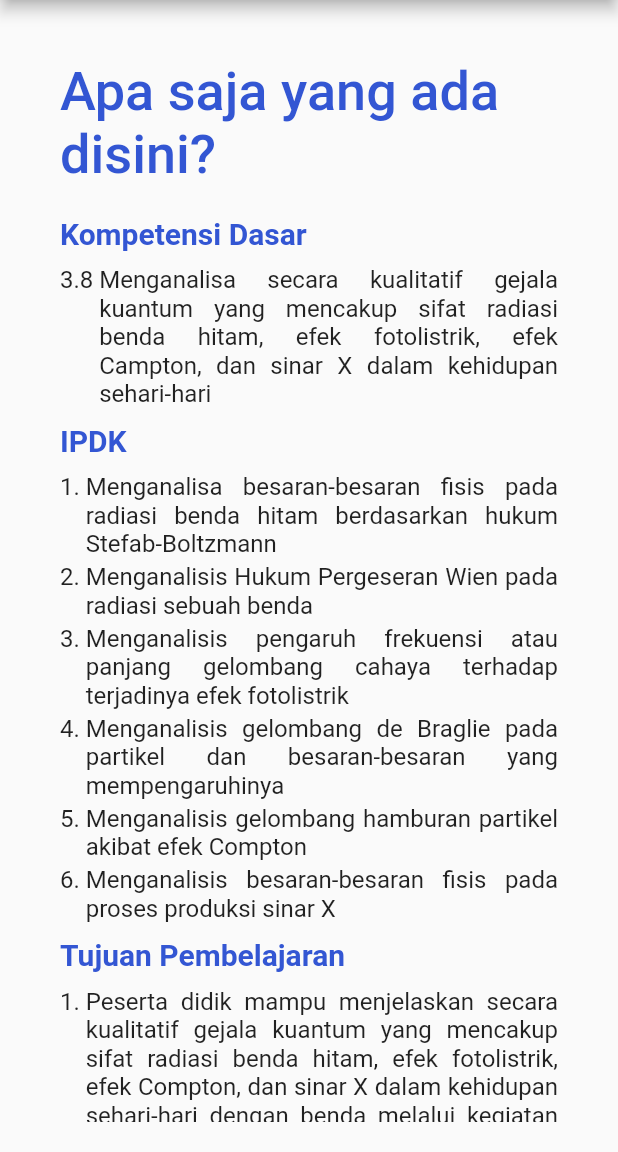
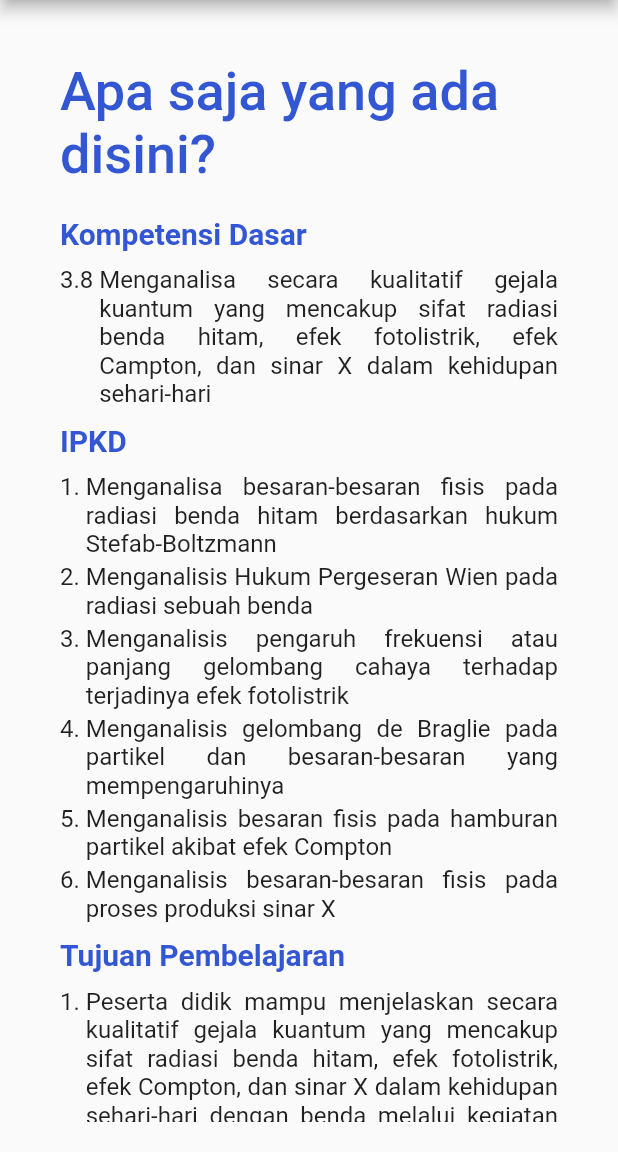
Before and after one commit to gantira11/fisikaapp, a Flutter app: the screen it shows after launch, on a phone screen of 412 x 824 dp, the part 84-1236 px from its top. Run offline on Flutter 3.47's test engine with Material 2 defaults, Android fonts, the phone set to English and light mode, and no system bars; our stand-ins replace flutter_svg; missing offline and left inert: dart:ffi, flutter_tex.

Commit message:
Update Panduan

```diff
--- a/lib/module/panduan/panduan_screen.dart
+++ b/lib/module/panduan/panduan_screen.dart
@@ -75,7 +75,7 @@ class PanduanScreen extends StatelessWidget {
                 Align(
                   alignment: Alignment.topLeft,
                   child: Text(
-                    "IPDK",
+                    "IPKD",
                     textAlign: TextAlign.start,
                     style: TextStyle(
                         fontSize: 20,
@@ -166,7 +166,7 @@ class PanduanScreen extends StatelessWidget {
                     ),
                     Flexible(
                       child: Text(
-                        'Menganalisis gelombang hamburan partikel akibat efek Compton',
+                        'Menganalisis besaran fisis pada hamburan partikel akibat efek Compton',
                         textAlign: TextAlign.justify,
                         style: TextStyle(fontSize: 16),
                       ),
@@ -360,7 +360,7 @@ class PanduanScreen extends StatelessWidget {
                             ),
                             TextSpan(
                                 text:
-                                    "berisi 10 soal untuk menguji pemahaman pada masing-masing sub-bagian materi.")
+                                    "berisi 5 soal untuk menguji pemahaman pada masing-masing sub-bagian materi.")
                           ],
                         ),
                       ),
@@ -392,7 +392,7 @@ class PanduanScreen extends StatelessWidget {
                             ),
                             TextSpan(
                                 text:
-                                    "berisi 20 soal untuk menguji pemahaman keseluruhan materi.")
+                                    "berisi 10 soal untuk menguji pemahaman keseluruhan materi.")
                           ],
                         ),
                       ),
```
